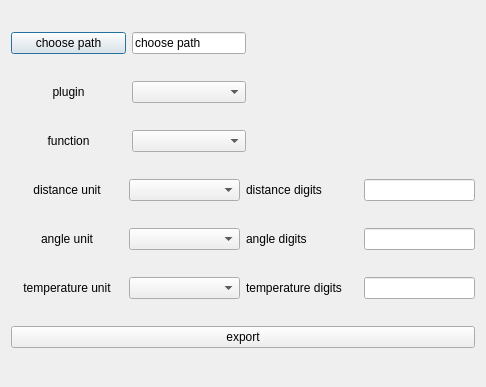
Old version of the form ui/dialogs/exportdialog.ui in the repository OpenIndy/OpenIndy.
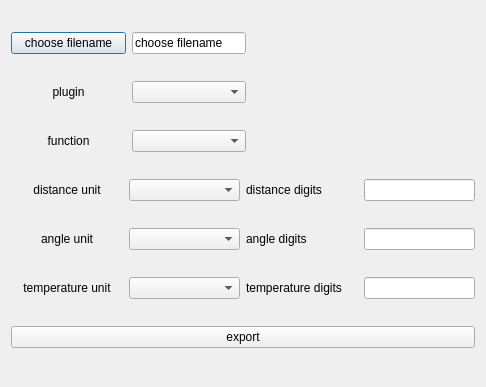
New version of the form.

Commit message: OI-564: use save dialog

The edit to the form file:
```diff
--- a/ui/dialogs/exportdialog.ui
+++ b/ui/dialogs/exportdialog.ui
@@ -19,14 +19,14 @@
      <item>
       <widget class="QPushButton" name="pushButton_Path">
        <property name="text">
-        <string>choose path</string>
+        <string>choose filename</string>
        </property>
       </widget>
      </item>
      <item>
       <widget class="QLineEdit" name="lineEdit_choosePath">
        <property name="text">
-        <string>choose path</string>
+        <string>choose filename</string>
        </property>
       </widget>
      </item>
```
The commit also changes 1 other file.
